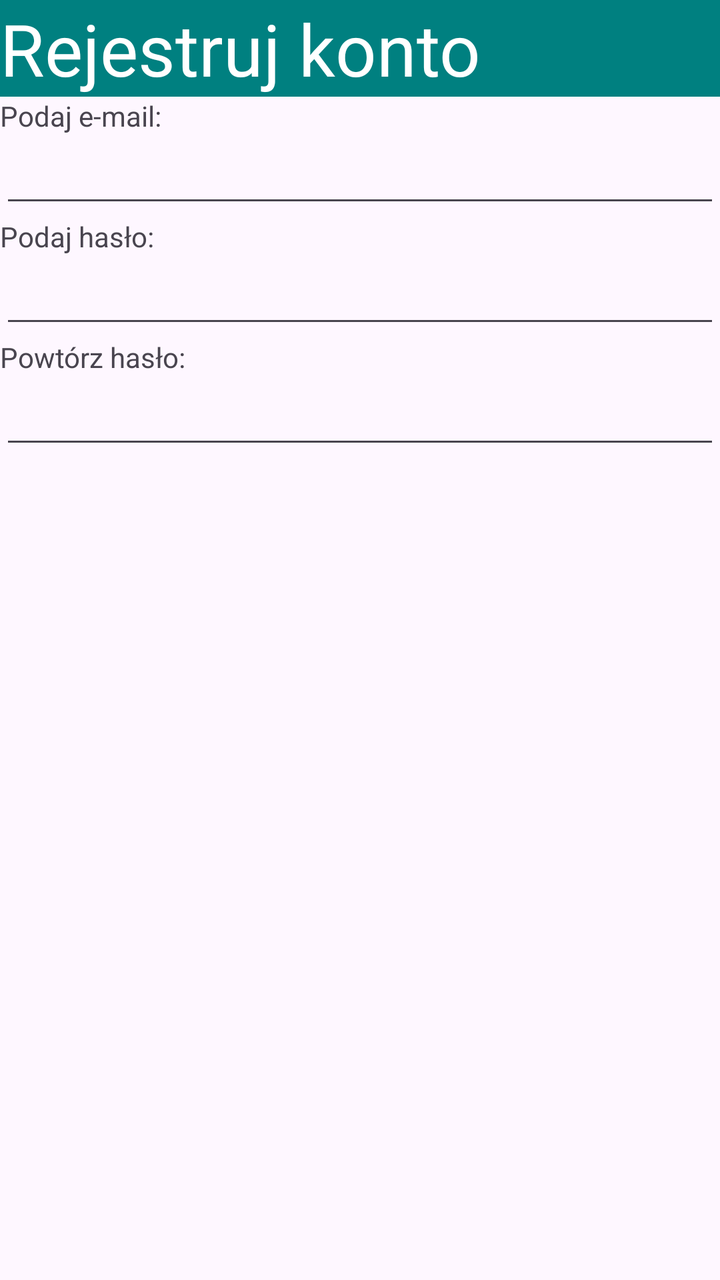
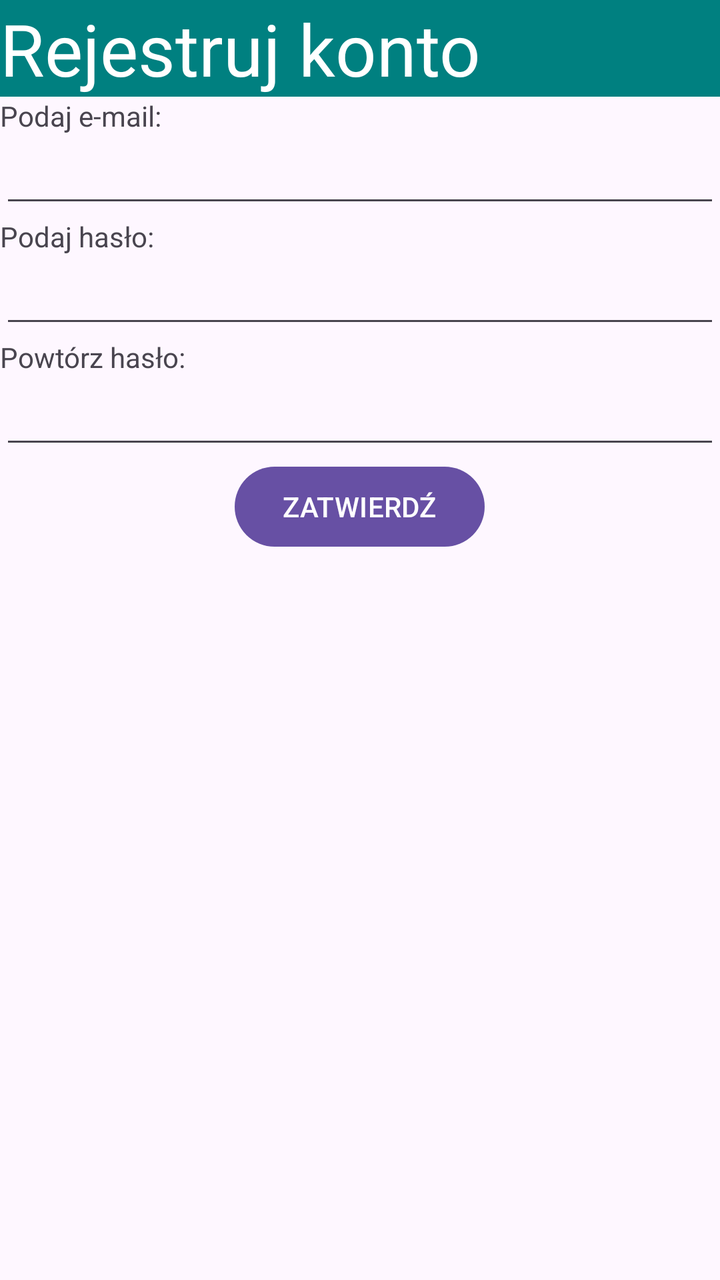

Screens rendered from an Android XML layout before and after an edit, with the pre-edit source and the edit as a unified diff.
<!-- AndroidManifest.xml: application theme Theme._05_zadanie1 -->
<!-- res/layout/activity_main.xml -->
<?xml version="1.0" encoding="utf-8"?>
<LinearLayout xmlns:android="http://schemas.android.com/apk/res/android"
    xmlns:app="http://schemas.android.com/apk/res-auto"
    xmlns:tools="http://schemas.android.com/tools"
    android:id="@+id/main"
    android:layout_width="match_parent"
    android:layout_height="match_parent"
    android:orientation="vertical"
    tools:context=".MainActivity" >

    <TextView
        android:id="@+id/textView"
        android:layout_width="match_parent"
        android:layout_height="wrap_content"
        android:background="#008080"
        android:text="Rejestruj konto"
        android:textColor="#FFFFFF"
        android:textSize="36sp" />

    <TextView
        android:id="@+id/textView2"
        android:layout_width="match_parent"
        android:layout_height="wrap_content"
        android:text="Podaj e-mail:" />

    <EditText
        android:id="@+id/editTextTextEmailAddress"
        android:layout_width="match_parent"
        android:layout_height="wrap_content"
        android:ems="10"
        android:inputType="textEmailAddress" />

    <TextView
        android:id="@+id/textView3"
        android:layout_width="match_parent"
        android:layout_height="wrap_content"
        android:text="Podaj hasło:" />

    <EditText
        android:id="@+id/editTextTextPassword"
        android:layout_width="match_parent"
        android:layout_height="wrap_content"
        android:ems="10"
        android:inputType="textPassword" />

    <TextView
        android:id="@+id/textView5"
        android:layout_width="match_parent"
        android:layout_height="wrap_content"
        android:text="Powtórz hasło:" />

    <EditText
        android:id="@+id/editTextTextPassword2"
        android:layout_width="match_parent"
        android:layout_height="wrap_content"
        android:ems="10"
        android:inputType="textPassword" />
</LinearLayout>
<!-- resources referenced by this layout -->
<resources>
  <style name="Theme._05_zadanie1" parent="Base.Theme._05_zadanie1" />
  <style name="Base.Theme._05_zadanie1" parent="Theme.Material3.DayNight.NoActionBar">
          
          
      </style>
</resources>

<!-- the commit's change to res/layout/activity_main.xml (unified diff, before → after) -->
@@ -55,4 +55,11 @@
         android:layout_height="wrap_content"
         android:ems="10"
         android:inputType="textPassword" />
+
+    <Button
+        android:id="@+id/button"
+        android:layout_width="wrap_content"
+        android:layout_height="wrap_content"
+        android:layout_gravity="center"
+        android:text="ZATWIERDŹ" />
 </LinearLayout>
